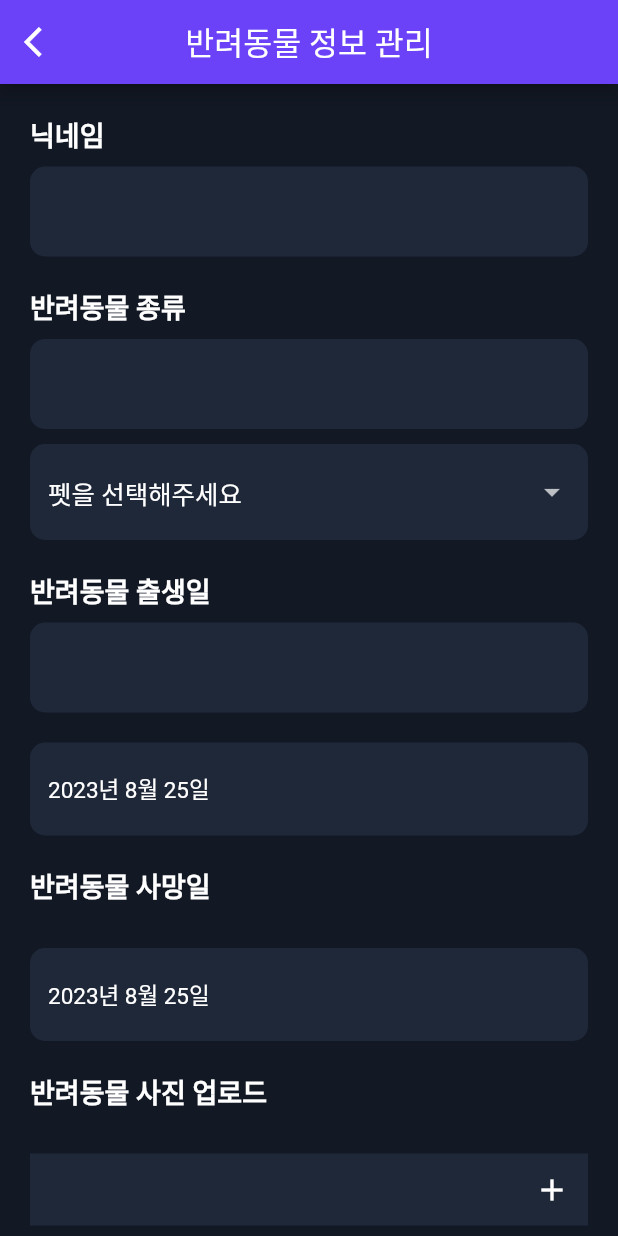
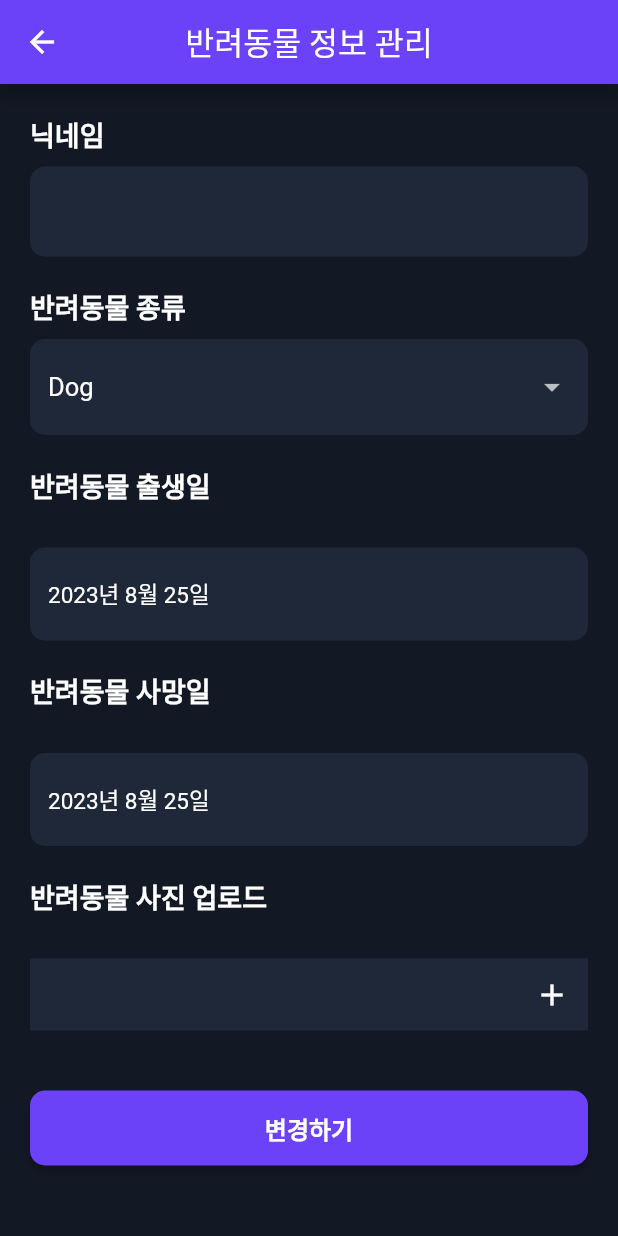
Before and after one commit to Miribyeol/MIRI-APP, a Flutter app: the AnimalScreen screen opened by its route, on a phone screen of 412 x 824 dp. Run offline on Flutter 3.47's test engine with Material 2 defaults, Android fonts, the light colour scheme and no system bars; our stand-ins replace flutter_dotenv, flutter_secure_storage; missing offline and left inert: kakao_flutter_sdk; accounts and stored records are empty; network calls fail.

Commit message:
pet_info_input, mypage_pet_info 코드 수정

```diff
--- a/lib/main.dart
+++ b/lib/main.dart
@@ -49,7 +49,7 @@ class MyApp extends StatelessWidget {
         '/onboarding': (context) => const OnboardingScreen(),
         '/mypage_my_info': (context) => const InformationScreen(),
         '/mypage_pet_info': (context) => const AnimalScreen(),
-        '/mypage': (context) => MypageScreen(),
+        '/mypage': (context) => const MypageScreen(),
         // '/challenge': (context) {
         //   final Map<String, dynamic> args = ModalRoute.of(context)!
         //       .settings
--- a/lib/screens/challenge.dart
+++ b/lib/screens/challenge.dart
@@ -164,7 +164,7 @@ class ChallengPage extends StatelessWidget {
   Widget build(BuildContext context) {
     return Scaffold(
       appBar: PreferredSize(
-        preferredSize: Size.fromHeight(60.0),
+        preferredSize: const Size.fromHeight(60.0),
         child: AppBar(
           leading: IconButton(
             icon: const Icon(Icons.arrow_back_ios),
@@ -172,7 +172,7 @@ class ChallengPage extends StatelessWidget {
               Navigator.pop(context);
             },
           ),
-          backgroundColor: Color(0xff6b42f8),
+          backgroundColor: const Color(0xff6b42f8),
           elevation: 0,
         ),
       ),
@@ -493,7 +493,7 @@ class ChallengPopUpState extends State<ChallengPopUp> {
           SingleChildScrollView(
             scrollDirection: Axis.horizontal,
             padding: EdgeInsets.zero,
-            child: Container(
+            child: SizedBox(
               width: 383,
               child: Column(
                 mainAxisSize: MainAxisSize.min,
--- a/lib/screens/challenge_list.dart
+++ b/lib/screens/challenge_list.dart
@@ -47,7 +47,7 @@ class ChallengeListScreenState extends State<ChallengeListScreen> {
     return Scaffold(
       backgroundColor: const Color(0xff121824),
       appBar: PreferredSize(
-        preferredSize: Size.fromHeight(110.0),
+        preferredSize: const Size.fromHeight(110.0),
         child: AppBar(
           leading: IconButton(
             icon: const Icon(Icons.arrow_back_ios),
@@ -80,7 +80,7 @@ class ChallengeListScreenState extends State<ChallengeListScreen> {
               ],
             ),
           ),
-          backgroundColor: Color(0xFF121824),
+          backgroundColor: const Color(0xFF121824),
           elevation: 0,
         ),
       ),
--- a/lib/screens/mypage.dart
+++ b/lib/screens/mypage.dart
@@ -2,7 +2,9 @@ import 'package:flutter/material.dart';
 import 'package:flutter_secure_storage/flutter_secure_storage.dart'; // 추가
 
 class MypageScreen extends StatelessWidget {
-  final FlutterSecureStorage _storage = const FlutterSecureStorage(); // 추가
+  final FlutterSecureStorage _storage = const FlutterSecureStorage();
+
+  const MypageScreen({super.key}); // 추가
 
   Future<void> _logout(context) async {
     await _storage.delete(key: 'jwt_token'); // jwt_token 토큰값 삭제
--- a/lib/screens/mypage_pet_info.dart
+++ b/lib/screens/mypage_pet_info.dart
@@ -4,9 +4,8 @@ import 'package:flutter_secure_storage/flutter_secure_storage.dart';
 import 'package:http/http.dart' as http;
 import 'package:flutter/cupertino.dart';
 
-//import 'package:image picker/image.picker.dart';
 class AnimalScreen extends StatefulWidget {
-  const AnimalScreen({super.key});
+  const AnimalScreen({Key? key}) : super(key: key);
 
   @override
   AnimalScreenState createState() => AnimalScreenState();
@@ -14,24 +13,32 @@ class AnimalScreen extends StatefulWidget {
 
 class AnimalScreenState extends State<AnimalScreen> {
   final FlutterSecureStorage _storage = const FlutterSecureStorage();
-  late TextEditingController _petNameController; //23.08.22 수정
-  late TextEditingController _petSpeciesController; //23.08.22 수정
   DateTime? _pickedBirthDate;
   DateTime? _pickedDeathDate;
 
   String? petName = '';
-  String? petSpecies = '';
+  String? petSpecies = 'Dog';
   String? petBirthDate = '';
   String? petDeathDate = '';
+
+  List<String> petSpeciesOptions = [
+    'Dog',
+    '고양이',
+    '햄스터',
+    '앵무새',
+    '고슴도치',
+    '물고기',
+    '조류',
+    '파충류',
+    '그 외',
+  ];
 
   @override
   void initState() {
     super.initState();
-    _petNameController = TextEditingController(); //23.08.22 수정
-    _petSpeciesController = TextEditingController();
     _pickedBirthDate = DateTime.now();
     _pickedDeathDate = DateTime.now();
-    fetchPetInfo();
+    fetchPetInfo(); // 서버에서 데이터를 가져와서 초기값 설정
   }
 
   Future<void> fetchPetInfo() async {
@@ -45,14 +52,13 @@ class AnimalScreenState extends State<AnimalScreen> {
 
         if (response.statusCode == 200) {
           var jsonResponse = jsonDecode(response.body);
+          print('JSON Response: $jsonResponse');
           setState(() {
-            petName = jsonResponse['petInfo']['name'];
-            petSpecies = jsonResponse['petInfo']['species'];
-            petBirthDate = jsonResponse['petInfo']['birthday'];
-            petDeathDate = jsonResponse['petInfo']['deathday'];
+            petName = jsonResponse['result']['petInfo']['name'];
+            petSpecies = jsonResponse['result']['petInfo']['species'];
+            petBirthDate = jsonResponse['result']['petInfo']['birthday'];
+            petDeathDate = jsonResponse['result']['petInfo']['deathday'];
           });
-          _petNameController.text = petName!; //23.08.22 수정
-          _petSpeciesController.text = petSpecies!;
         } else {
           print('Failed to fetch pet info: ${response.statusCode}');
         }
@@ -72,7 +78,7 @@ class AnimalScreenState extends State<AnimalScreen> {
           shape: RoundedRectangleBorder(
             borderRadius: BorderRadius.circular(10.0),
           ),
-          child: Container(
+          child: SizedBox(
             width: 300,
             height: 350,
             child: Column(
@@ -92,49 +98,14 @@ class AnimalScreenState extends State<AnimalScreen> {
                   onPressed: () {
                     Navigator.of(context).pop(selectedDate);
                   },
-                  child: Text("OK"),
+                  child: const Text("OK"),
                 ),
-                SizedBox(height: 10),
+                const SizedBox(height: 10),
               ],
             ),
           ),
         );
       },
-    );
-  }
-
-  Widget _buildDateSelector(bool isBirthDate) {
-    final pickedDate = isBirthDate ? _pickedBirthDate : _pickedDeathDate;
-
-    return GestureDetector(
-      onTap: () async {
-        DateTime? selectedDate = await _showCustomModal(context, isBirthDate);
-        if (selectedDate != null) {
-          setState(() {
-            if (isBirthDate) {
-              _pickedBirthDate = selectedDate;
-            } else {
-              _pickedDeathDate = selectedDate;
-            }
-          });
-        }
-      },
-      child: InputDecorator(
-        decoration: InputDecoration(
-          filled: true,
-          fillColor: Color(0xFF1F2839),
-          border: OutlineInputBorder(
-            borderRadius: BorderRadius.circular(10.0),
-            borderSide: BorderSide.none,
-          ),
-        ),
-        child: Text(
-          pickedDate != null
-              ? "${pickedDate.year}년 ${pickedDate.month}월 ${pickedDate.day}일"
-              : "선택하세요",
-          style: TextStyle(color: Colors.white),
-        ),
-      ),
     );
   }
 
@@ -145,7 +116,7 @@ class AnimalScreenState extends State<AnimalScreen> {
         padding: const EdgeInsets.only(bottom: 8.0),
         child: Text(
           title,
-          style: TextStyle(
+          style: const TextStyle(
             color: Colors.white,
             fontSize: 18.0,
             fontWeight: FontWeight.bold,
@@ -159,17 +130,17 @@ class AnimalScreenState extends State<AnimalScreen> {
   Widget build(BuildContext context) {
     return Scaffold(
       appBar: AppBar(
-        title: Text('반려동물 정보 관리'),
+        title: const Text('반려동물 정보 관리'),
         centerTitle: true,
         leading: IconButton(
-          icon: Icon(Icons.arrow_back_ios),
+          icon: const Icon(Icons.arrow_back),
           onPressed: () {
             Navigator.pop(context);
           },
         ),
-        backgroundColor: Color(0xFF6B42F8),
+        backgroundColor: const Color(0xFF6B42F8),
       ),
-      backgroundColor: Color(0xFF121824),
+      backgroundColor: const Color(0xFF121824),
       body: SingleChildScrollView(
         padding: const EdgeInsets.symmetric(horizontal: 20.0, vertical: 20.0),
         child: Column(
@@ -177,10 +148,9 @@ class AnimalScreenState extends State<AnimalScreen> {
           children: [
             _buildSectionTitle('닉네임'),
             TextFormField(
-              //controller: _petNameController , // 23.08.22 수정
               decoration: InputDecoration(
                 filled: true,
-                fillColor: Color(0xFF1F2839),
+                fillColor: const Color(0xFF1F2839),
                 border: OutlineInputBorder(
                   borderRadius: BorderRadius.circular(10.0),
                   borderSide: BorderSide.none,
@@ -191,47 +161,22 @@ class AnimalScreenState extends State<AnimalScreen> {
                   petName = value;
                 });
               },
-              initialValue: petName, // 23.08.22 수정
+              initialValue: petName,
+              style: const TextStyle(color: Colors.white),
             ),
             const SizedBox(height: 20.0),
             _buildSectionTitle('반려동물 종류'),
-            TextFormField(
-              decoration: InputDecoration(
-                filled: true,
-                fillColor: Color(0xFF1F2839),
-                border: OutlineInputBorder(
-                  borderRadius: BorderRadius.circular(10.0),
-                  borderSide: BorderSide.none,
-                ),
-              ),
-            ),
-            const SizedBox(height: 10.0),
-            CustomDropdownFormField(
-              onChanged: (value) {
+            DropdownFormField(
+              onChanged: (initialValue) {
                 setState(() {
-                  petSpecies = value;
+                  petSpecies = initialValue;
                 });
               },
               initialValue: petSpecies,
+              options: petSpeciesOptions,
             ),
             const SizedBox(height: 20.0),
             _buildSectionTitle('반려동물 출생일'),
-            TextFormField(
-              decoration: InputDecoration(
-                filled: true,
-                fillColor: Color(0xFF1F2839),
-                border: OutlineInputBorder(
-                  borderRadius: BorderRadius.circular(10.0),
-                  borderSide: BorderSide.none,
-                ),
-              ),
-              onChanged: (value) {
-                setState(() {
-                  petBirthDate = value;
-                });
-              },
-              initialValue: petBirthDate,
-            ),
             const SizedBox(height: 20.0),
             _buildDateSelector(true),
             const SizedBox(height: 20.0),
@@ -244,13 +189,13 @@ class AnimalScreenState extends State<AnimalScreen> {
             TextFormField(
               decoration: InputDecoration(
                 filled: true,
-                fillColor: Color(0xFF1F2839),
+                fillColor: const Color(0xFF1F2839),
                 border: InputBorder.none,
                 suffixIcon: IconButton(
                   onPressed: () {
-                    //Implement photo upload functionality here
+                    // Implement photo upload functionality here
                   },
-                  icon: Icon(
+                  icon: const Icon(
                     Icons.add,
                     color: Colors.white,
                   ),
@@ -270,13 +215,13 @@ class AnimalScreenState extends State<AnimalScreen> {
                 showUpdateDialog(context);
               },
               style: ElevatedButton.styleFrom(
-                backgroundColor: Color(0xFF6B42F8),
-                minimumSize: Size(double.infinity, 50),
+                backgroundColor: const Color(0xFF6B42F8),
+                minimumSize: const Size(double.infinity, 50),
                 shape: RoundedRectangleBorder(
                   borderRadius: BorderRadius.circular(10.0),
                 ),
               ),
-              child: Text(
+              child: const Text(
                 '변경하기',
                 style: TextStyle(
                   color: Colors.white,
@@ -291,9 +236,47 @@ class AnimalScreenState extends State<AnimalScreen> {
     );
   }
 
+  Widget _buildDateSelector(bool isBirthDate) {
+    final pickedDate = isBirthDate ? _pickedBirthDate : _pickedDeathDate;
+
+    return GestureDetector(
+      onTap: () async {
+        DateTime? selectedDate = await _showCustomModal(context, isBirthDate);
+        if (selectedDate != null) {
+          setState(() {
+            if (isBirthDate) {
+              _pickedBirthDate = selectedDate;
+              petBirthDate =
+                  "${selectedDate.year}-${selectedDate.month}-${selectedDate.day}";
+            } else {
+              _pickedDeathDate = selectedDate;
+              petDeathDate =
+                  "${selectedDate.year}-${selectedDate.month}-${selectedDate.day}";
+            }
+          });
+        }
+      },
+      child: InputDecorator(
+        decoration: InputDecoration(
+          filled: true,
+          fillColor: const Color(0xFF1F2839),
+          border: OutlineInputBorder(
+            borderRadius: BorderRadius.circular(10.0),
+            borderSide: BorderSide.none,
+          ),
+        ),
+        child: Text(
+          pickedDate != null
+              ? "${pickedDate.year}년 ${pickedDate.month}월 ${pickedDate.day}일"
+              : "선택하세요",
+          style: const TextStyle(color: Colors.white),
+        ),
+      ),
+    );
+  }
+
   Future<void> updatePetInfo() async {
     try {
-      var petName = _petNameController.text; //23.08.22 수정
       String? storedToken = await _storage.read(key: 'jwt_token');
       if (storedToken != null) {
         var url = Uri.parse('http://203.250.32.29:3000/pet');
@@ -325,11 +308,11 @@ class AnimalScreenState extends State<AnimalScreen> {
       context: context,
       builder: (BuildContext context) {
         return AlertDialog(
-          content: SingleChildScrollView(
-            child: Container(
+          content: const SingleChildScrollView(
+            child: SizedBox(
               width: 335,
               height: 100,
-              child: const Center(
+              child: Center(
                 child: Text(
                   "수정이 완료되었습니다 :)",
                   style: TextStyle(
@@ -370,17 +353,20 @@ class AnimalScreenState extends State<AnimalScreen> {
   }
 }
 
-class CustomDropdownFormField extends StatelessWidget {
+// ignore: must_be_immutable
+class DropdownFormField extends StatelessWidget {
   final ValueChanged<String?>? onChanged;
-  final String? initialValue;
+  String? initialValue; // 초기 값 설정
+  final List<String> options;
 
-  const CustomDropdownFormField({
+  DropdownFormField({
     Key? key,
     this.onChanged,
     this.initialValue,
+    required this.options,
   }) : super(key: key);
 
-  DropdownMenuItem<String?> itemBuilder(String? value, String label) {
+  DropdownMenuItem<String> itemBuilder(String value, String label) {
     return DropdownMenuItem(
       value: value,
       child: Container(
@@ -396,24 +382,10 @@ class CustomDropdownFormField extends StatelessWidget {
 
   @override
   Widget build(BuildContext context) {
-    String? validInitialValue;
-    List<String?> possibleValues = [null, 'Dog', 'Cat', 'Hamster', 'Meerkat'];
-    if (possibleValues.contains(initialValue)) {
-      validInitialValue = initialValue;
-    } else {
-      validInitialValue = null;
-    }
-
-    return DropdownButtonFormField<String?>(
-      value: validInitialValue,
+    return DropdownButtonFormField<String>(
+      value: initialValue,
       isExpanded: true,
-      items: [
-        itemBuilder(null, '펫을 선택해주세요'),
-        itemBuilder('Dog', '강아지'),
-        itemBuilder('Cat', '고양이'),
-        itemBuilder('Hamster', '햄찌'),
-        itemBuilder('Meerkat', '미어캣'),
-      ],
+      items: options.map((value) => itemBuilder(value, value)).toList(),
       onChanged: onChanged,
       decoration: InputDecoration(
         border: OutlineInputBorder(
```
Also changed, not shown: lib/models/pet_info_model.dart (+4 -7 lines), lib/screens/pet_info_input.dart (+13 -28 lines), lib/screens/start.dart (+40 -17 lines), 1 other file.
